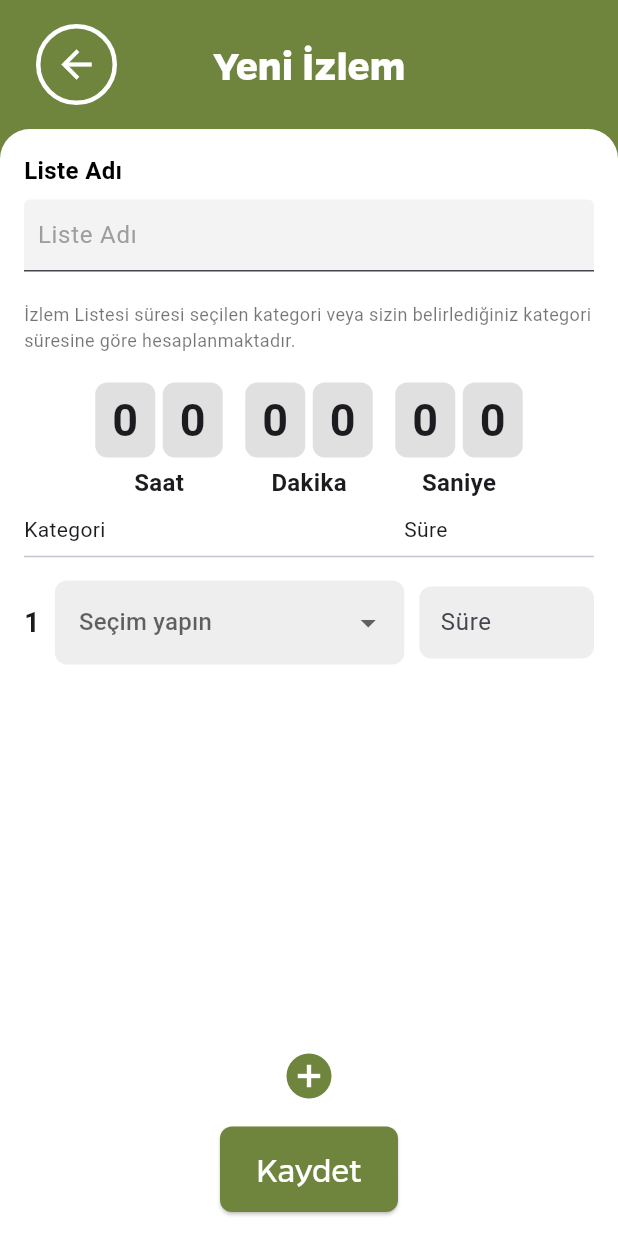
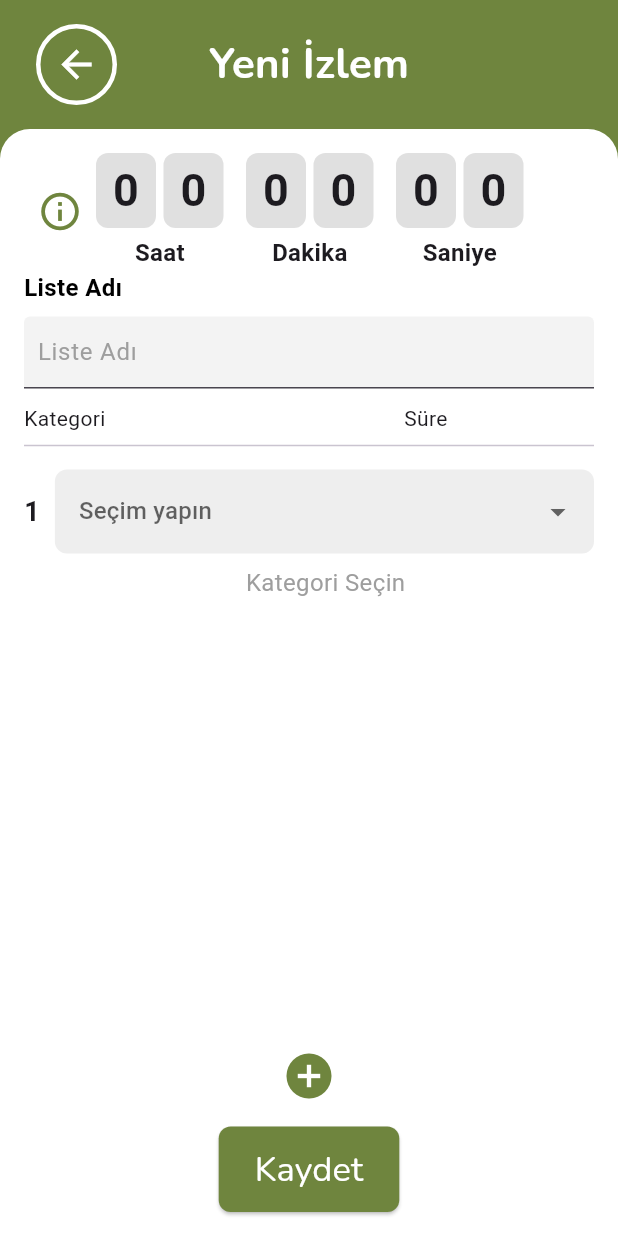
Before and after one commit to alpanet/kidsApp, a Flutter app: the WatchNewPage screen opened by its route, on a phone screen of 412 x 824 dp. Run offline on Flutter 3.47's test engine with Material 3 defaults, Android fonts, the phone set to English and light mode, and no system bars; our stand-ins replace auto_route, circular_countdown_timer, flutter_riverpod, flutter_screenutil, google_fonts, image_picker and 4 more; accounts and stored records are empty; network calls fail; project files that could hold a hidden picture were left out.

Commit message:
bugfix and watch list logic changed.

```diff
--- a/lib/theme.dart
+++ b/lib/theme.dart
@@ -1,21 +1,19 @@
 import 'package:flutter/material.dart';
+import 'package:google_fonts/google_fonts.dart';
 
 class AppTheme {
   static ThemeData get theme {
     return ThemeData(
       primarySwatch: Colors.blue,
-      textTheme: const TextTheme(
-        // No need for 'const' here
-        headlineLarge: TextStyle(
+      textTheme: TextTheme(
+        headlineLarge: GoogleFonts.nunito(
           fontSize: 36,
           fontWeight: FontWeight.bold,
           color: Colors.white,
-          fontFamily: 'Gentona',
         ),
-        bodyLarge: TextStyle(
+        bodyLarge: GoogleFonts.nunito(
           fontSize: 18,
           color: Colors.white,
-          fontFamily: 'Gentona',
         ),
       ),
     );
@@ -37,72 +35,74 @@ class AppTheme {
   static const Color primaryTextColor = Color.fromARGB(255, 255, 255, 255);
   static const Color secondTextColor = Color.fromARGB(255, 0, 0, 0);
 
-  static TextStyle get onboardingTitle => const TextStyle(
+  static TextStyle get onboardingTitle => GoogleFonts.nunito(
         fontSize: 36,
         fontWeight: FontWeight.bold,
         color: primaryTextColor,
-        fontFamily: 'Gentona',
       );
 
-  static TextStyle get onboardingSubTitle => const TextStyle(
+  static TextStyle get onboardingSubTitle => GoogleFonts.nunito(
         fontSize: 18,
         color: primaryTextColor,
-        fontFamily: 'Gentona',
       );
 
-  static TextStyle get primaryButtonText => const TextStyle(
+  static TextStyle get primaryButtonText => GoogleFonts.nunito(
         fontSize: 23,
         color: primaryTextColor,
         fontWeight: FontWeight.normal,
-        fontFamily: 'Gentona',
       );
 
-  static TextStyle get secondaryButtonText => const TextStyle(
+  static TextStyle get secondaryButtonText => GoogleFonts.nunito(
         fontSize: 23,
         color: secondTextColor,
         fontWeight: FontWeight.normal,
-        fontFamily: 'Gentona',
       );
 
-  static TextStyle get generalTitle => const TextStyle(
+  static TextStyle get generalTitle => GoogleFonts.nunito(
         fontSize: 28,
         fontWeight: FontWeight.bold,
         color: secondTextColor,
-        fontFamily: 'Gentona',
       );
 
-  static TextStyle get generalMenuTitle => const TextStyle(
+  static TextStyle get generalMenuTitle => GoogleFonts.nunito(
         fontSize: 28,
         fontWeight: FontWeight.bold,
         color: primaryTextColor,
-        fontFamily: 'Gentona',
       );
 
-  static TextStyle get mainpageTitle => const TextStyle(
+  static TextStyle get mainpageTitle => GoogleFonts.nunito(
         fontSize: 20,
         fontWeight: FontWeight.normal,
         color: secondTextColor,
-        fontFamily: 'Gentona',
       );
 
-  static TextStyle get mainpageSubTitle => const TextStyle(
+  static TextStyle get mainpageSubTitle => GoogleFonts.nunito(
         fontSize: 12,
         fontWeight: FontWeight.normal,
         color: secondTextColor,
-        fontFamily: 'Gentona',
       );
 
-  static TextStyle get mainpageCategoryTitle => const TextStyle(
+  static TextStyle get mainpageCategoryTitle => GoogleFonts.nunito(
         fontSize: 20,
         fontWeight: FontWeight.bold,
         color: secondTextColor,
-        fontFamily: 'Gentona',
       );
 
-  static TextStyle get settingsTitle => const TextStyle(
+  static TextStyle get settingsTitle => GoogleFonts.nunito(
         fontSize: 24,
         fontWeight: FontWeight.w500,
         color: secondTextColor,
-        fontFamily: 'Gentona',
+      );
+
+  static TextStyle get snackBarContent => GoogleFonts.nunito(
+        fontSize: 15,
+        fontWeight: FontWeight.w700,
+        color: const Color.fromARGB(255, 255, 255, 255),
+      );
+
+  static TextStyle get watchPageCardTitle => GoogleFonts.nunito(
+        fontSize: 14,
+        fontWeight: FontWeight.bold,
+        color: secondTextColor,
       );
 }
--- a/lib/ui/components/movie_card_component.dart
+++ b/lib/ui/components/movie_card_component.dart
@@ -61,7 +61,7 @@ class MovieCard extends StatelessWidget {
                           width: double.infinity,
                           height: 180,
                           color: const Color.fromARGB(255, 255, 255, 255),
-                          child: Icon(Icons.error, color: Colors.red),
+                          child: const Icon(Icons.error, color: Colors.red),
                         );
                       },
                     ),
@@ -136,7 +136,7 @@ class MovieCardList extends StatelessWidget {
             final movie = movies[index];
 
             return Padding(
-              padding: const EdgeInsets.symmetric(horizontal: 8.0),
+              padding: const EdgeInsets.symmetric(horizontal: 0.1),
               child: SizedBox(
                 width: MediaQuery.of(context).size.width * 0.9,
                 child: MovieCard(
--- a/lib/ui/screens/category/category_new_category_page.dart
+++ b/lib/ui/screens/category/category_new_category_page.dart
@@ -159,7 +159,7 @@ class _CategoryNewCategoryPageState extends State<CategoryNewCategoryPage> {
                                 controller: _controllers[index],
                                 initialLeadingIcon: Icons.visibility,
                                 alternateLeadingIcon: Icons.visibility_off,
-                                trailingIcon: Icons.swap_vert,
+                                trailingIcon: Icons.vertical_align_bottom,
                                 onTrailingIconPressed: () {
                                   _moveInput(index);
                                 },
--- a/lib/ui/screens/watchList/watch_new_page.dart
+++ b/lib/ui/screens/watchList/watch_new_page.dart
@@ -15,6 +15,69 @@ class WatchNewPage extends StatefulWidget {
 class _WatchNewPageState extends State<WatchNewPage> {
   final TextEditingController _listeAdiController = TextEditingController();
   final List<TextEditingController> _controllers = [TextEditingController()];
+  final List<String?> _selectedVideoIds = [null];
+  final List<Map<String, dynamic>> _components = [
+    {
+      "videoId": "Kategori 1",
+      "videoStatus": true,
+      "imageUrl": "https://img.youtube.com/vi/Va7gnpMnaQ8/maxresdefault.jpg",
+      "text": "Video 1",
+    },
+    {
+      "videoId": "Kategori 1",
+      "videoStatus": true,
+      "imageUrl": "https://img.youtube.com/vi/Va7gnpMnaQ8/maxresdefault.jpg",
+      "text": "Video 2",
+    },
+    {
+      "videoId": "Kategori 1",
+      "videoStatus": true,
+      "imageUrl": "https://img.youtube.com/vi/Va7gnpMnaQ8/maxresdefault.jpg",
+      "text": "Video 3",
+    },
+    {
+      "videoId": "Kategori 1",
+      "videoStatus": true,
+      "imageUrl": "https://img.youtube.com/vi/Va7gnpMnaQ8/maxresdefault.jpg",
+      "text": "Video 4",
+    },
+    {
+      "videoId": "Kategori 1",
+      "videoStatus": true,
+      "imageUrl": "https://img.youtube.com/vi/Va7gnpMnaQ8/maxresdefault.jpg",
+      "text": "Video 5",
+    },
+    {
+      "videoId": "Kategori 2",
+      "videoStatus": true,
+      "imageUrl": "https://img.youtube.com/vi/Va7gnpMnaQ8/maxresdefault.jpg",
+      "text": "Video 1",
+    },
+    {
+      "videoId": "Kategori 2",
+      "videoStatus": true,
+      "imageUrl": "https://img.youtube.com/vi/Va7gnpMnaQ8/maxresdefault.jpg",
+      "text": "Video 2",
+    },
+    {
+      "videoId": "Kategori 3",
+      "videoStatus": true,
+      "imageUrl": "https://img.youtube.com/vi/Va7gnpMnaQ8/maxresdefault.jpg",
+      "text": "Video 1",
+    },
+    {
+      "videoId": "Kategori 3",
+      "videoStatus": true,
+      "imageUrl": "https://img.youtube.com/vi/Va7gnpMnaQ8/maxresdefault.jpg",
+      "text": "Video 2",
+    },
+    {
+      "videoId": "Kategori 3",
+      "videoStatus": true,
+      "imageUrl": "https://img.youtube.com/vi/Va7gnpMnaQ8/maxresdefault.jpg",
+      "text": "Video 3",
+    },
+  ];
 
   @override
   void dispose() {
@@ -28,6 +91,7 @@ class _WatchNewPageState extends State<WatchNewPage> {
   void _addRow() {
     setState(() {
       _controllers.add(TextEditingController());
+      _selectedVideoIds.add(null);
     });
   }
 
@@ -84,60 +148,81 @@ class _WatchNewPageState extends State<WatchNewPage> {
     );
   }
 
-  Widget _buildCategoryRow(int index) {
-    return Padding(
-      padding: const EdgeInsets.symmetric(vertical: 8.0),
-      child: Row(
+  Widget _buildGroupedRows(String? selectedVideoId) {
+    final filteredComponents = _components
+        .where((component) => component['videoId'] == selectedVideoId)
+        .toList();
+
+    if (filteredComponents.isEmpty) {
+      return const Center(
+        child: Text(
+          'Kategori Seçin',
+          style: TextStyle(fontSize: 16, color: Colors.grey),
+        ),
+      );
+    }
+
+    return SizedBox(
+      width: double.infinity,
+      child: Wrap(
+        spacing: 8.0,
+        runSpacing: 8.0,
+        alignment: WrapAlignment.start,
+        children: List.generate(filteredComponents.length, (index) {
+          final component = filteredComponents[index];
+
+          bool videoStatus = component["videoStatus"] ?? true;
+          String imageUrl = component["imageUrl"] ?? '';
+          String text = component["text"] ?? '';
+
+          return GestureDetector(
+            onTap: () {
+              setState(() {
+                component["videoStatus"] = !videoStatus;
+              });
+            },
+            child: SizedBox(
+              width: (MediaQuery.of(context).size.width - 32) / 6,
+              child: Column(
+                crossAxisAlignment: CrossAxisAlignment.center,
                 children: [
-          Expanded(
-            flex: 2,
-            child: DropdownButtonFormField<String>(
-              decoration: InputDecoration(
-                filled: true,
-                fillColor: Colors.grey[200],
-                contentPadding:
-                    const EdgeInsets.symmetric(horizontal: 10, vertical: 12),
-                border: OutlineInputBorder(
+                  Stack(
+                    alignment: Alignment.center,
+                    children: [
+                      AnimatedOpacity(
+                        opacity: videoStatus ? 1.0 : 0.5,
+                        duration: const Duration(milliseconds: 300),
+                        child: Container(
+                          width: 75,
+                          height: 75,
+                          decoration: BoxDecoration(
+                            image: DecorationImage(
+                              image: NetworkImage(imageUrl),
+                              fit: BoxFit.cover,
+                            ),
                             borderRadius: BorderRadius.circular(8),
-                  borderSide: BorderSide.none,
                           ),
                         ),
-              hint: const Text('Seçim yapın'),
-              items: const [
-                DropdownMenuItem(
-                  value: 'Kategori 1',
-                  child: Text('Kategori 1'),
                       ),
-                DropdownMenuItem(
-                  value: 'Kategori 2',
-                  child: Text('Kategori 2'),
+                      Icon(
+                        videoStatus ? Icons.visibility : Icons.visibility_off,
+                        color: AppTheme.primaryTextColor,
+                        size: 30,
                       ),
                     ],
-              onChanged: (value) {
-                // Handle dropdown value change
-              },
+                  ),
+                  const SizedBox(height: 5),
+                  Text(
+                    text,
+                    style: AppTheme.watchPageCardTitle,
+                    overflow: TextOverflow.ellipsis,
+                    maxLines: 1,
+                  )
+                ],
               ),
             ),
-          const SizedBox(width: 10),
-          Expanded(
-            flex: 1,
-            child: TextFormField(
-              controller: _controllers[index],
-              decoration: InputDecoration(
-                hintText: 'Süre',
-                filled: true,
-                fillColor: Colors.grey[200],
-                contentPadding:
-                    const EdgeInsets.symmetric(horizontal: 10, vertical: 12),
-                border: OutlineInputBorder(
-                  borderRadius: BorderRadius.circular(8),
-                  borderSide: BorderSide.none,
-                ),
-              ),
-              keyboardType: TextInputType.number,
-            ),
-          ),
-        ],
+          );
+        }),
       ),
     );
   }
@@ -163,14 +248,14 @@ class _WatchNewPageState extends State<WatchNewPage> {
                         color: Colors.transparent,
                         shape: BoxShape.circle,
                         border: Border.all(
-                          color: Colors.white,
+                          color: AppTheme.primaryTextColor,
                           width: 3,
                         ),
                       ),
                       child: IconButton(
                         icon: const Icon(
                           Icons.arrow_back_sharp,
-                          color: Colors.white,
+                          color: AppTheme.primaryTextColor,
                           size: 30,
                         ),
                         onPressed: () {
@@ -188,7 +273,7 @@ class _WatchNewPageState extends State<WatchNewPage> {
                 width: double.infinity,
                 padding: const EdgeInsets.all(16.0),
                 decoration: const BoxDecoration(
-                  color: Colors.white,
+                  color: AppTheme.primaryTextColor,
                   borderRadius: BorderRadius.only(
                       topLeft: Radius.circular(20),
                       topRight: Radius.circular(20)),
@@ -196,20 +281,79 @@ class _WatchNewPageState extends State<WatchNewPage> {
                 child: Column(
                   crossAxisAlignment: CrossAxisAlignment.start,
                   children: [
+                    Row(
+                      children: [
+                        Center(
+                          child: Tooltip(
+                            message: '',
+                            padding: const EdgeInsets.all(12),
+                            textStyle: const TextStyle(
+                              color: AppTheme.primaryTextColor,
+                              fontWeight: FontWeight.bold,
+                            ),
+                            decoration: BoxDecoration(
+                              color: AppTheme.secondBackgoundColor,
+                              borderRadius: BorderRadius.circular(8),
+                            ),
+                            preferBelow: false,
+                            child: IconButton(
+                              icon: const Icon(
+                                Icons.info_outline,
+                                color: AppTheme.secondBackgoundColor,
+                                size: 30,
+                              ),
+                              onPressed: () {
+                                final snackBar = SnackBar(
+                                  content: Row(
+                                    children: [
+                                      const Icon(
+                                        Icons.info_outline,
+                                        color: AppTheme.primaryTextColor,
+                                        size: 32,
+                                      ),
+                                      const SizedBox(width: 12),
+                                      Expanded(
+                                        child: Text(
+                                          'İzlem Listesi süresi seçilen kategori veya sizin belirlediğiniz '
+                                          'kategori süresine göre hesaplanmaktadır.',
+                                          style: AppTheme.snackBarContent,
+                                        ),
+                                      ),
+                                    ],
+                                  ),
+                                  backgroundColor:
+                                      AppTheme.secondBackgoundColor,
+                                  behavior: SnackBarBehavior.floating,
+                                  margin: const EdgeInsets.all(16),
+                                  shape: RoundedRectangleBorder(
+                                    borderRadius: BorderRadius.circular(12),
+                                  ),
+                                  duration: const Duration(seconds: 3),
+                                  action: SnackBarAction(
+                                    label: 'Kapat',
+                                    textColor: AppTheme.primaryTextColor,
+                                    onPressed: () {
+                                      ScaffoldMessenger.of(context)
+                                          .hideCurrentSnackBar();
+                                    },
+                                  ),
+                                );
+
+                                ScaffoldMessenger.of(context)
+                                    .showSnackBar(snackBar);
+                              },
+                            ),
+                          ),
+                        ),
+                        _buildTotalDuration(),
+                      ],
+                    ),
                     TextInputComponent(
                       label: 'Liste Adı',
                       placeholder: 'Liste Adı',
                       controller: _listeAdiController,
                       isMultiline: false,
                     ),
-                    const SizedBox(height: 20),
-                    const Text(
-                      'İzlem Listesi süresi seçilen kategori veya sizin belirlediğiniz '
-                      'kategori süresine göre hesaplanmaktadır.',
-                      style: TextStyle(fontSize: 12, color: Colors.black54),
-                    ),
-                    const SizedBox(height: 20),
-                    _buildTotalDuration(),
                     const SizedBox(height: 10),
                     const Row(
                       children: [
@@ -224,7 +368,9 @@ class _WatchNewPageState extends State<WatchNewPage> {
                         itemBuilder: (context, index) {
                           return Padding(
                             padding: const EdgeInsets.symmetric(vertical: 8.0),
-                            child: Row(
+                            child: Column(
+                              children: [
+                                Row(
                                   children: [
                                     Text(
                                       '${index + 1}',
@@ -240,11 +386,13 @@ class _WatchNewPageState extends State<WatchNewPage> {
                                           filled: true,
                                           fillColor: Colors.grey[200],
                                           border: OutlineInputBorder(
-                                        borderRadius: BorderRadius.circular(8),
+                                            borderRadius:
+                                                BorderRadius.circular(8),
                                             borderSide: BorderSide.none,
                                           ),
                                         ),
-                                    value: null,
+                                        value: _selectedVideoIds[
+                                            index],
                                         items: [
                                           'Kategori 1',
                                           'Kategori 2',
@@ -256,30 +404,20 @@ class _WatchNewPageState extends State<WatchNewPage> {
                                                 ))
                                             .toList(),
                                         onChanged: (value) {
-                                      print("Selected Category: $value");
+                                          setState(() {
+                                            _selectedVideoIds[index] =
+                                                value;
+                                          });
                                         },
                                         hint: const Text('Seçim yapın'),
                                       ),
                                     ),
-                                const SizedBox(width: 10),
-                                Expanded(
-                                  flex: 1,
-                                  child: TextFormField(
-                                    controller: _controllers[index],
-                                    decoration: InputDecoration(
-                                      hintText: 'Süre',
-                                      filled: true,
-                                      fillColor: Colors.grey[200],
-                                      contentPadding:
-                                          const EdgeInsets.symmetric(
-                                              horizontal: 10, vertical: 12),
-                                      border: OutlineInputBorder(
-                                        borderRadius: BorderRadius.circular(8),
-                                        borderSide: BorderSide.none,
+                                  ],
                                 ),
-                                    ),
-                                    keyboardType: TextInputType.number,
-                                  ),
+                                Padding(
+                                  padding: const EdgeInsets.only(top: 8.0, left: 22.0),
+                                  child: _buildGroupedRows(_selectedVideoIds[
+                                      index]),
                                 ),
                               ],
                             ),
@@ -307,6 +445,7 @@ class _WatchNewPageState extends State<WatchNewPage> {
                               for (var controller in _controllers) {
                                 print("Süre: ${controller.text}");
                               }
+                              print("Kategori Listesi: ${_components}");
                             })),
                   ],
                 ),
--- a/pubspec.yaml
+++ b/pubspec.yaml
@@ -44,6 +44,7 @@ dependencies:
   video_player: ^2.5.0
   youtube_player_flutter: ^9.1.1
   shared_preferences: ^2.0.15
+  google_fonts: ^4.0.3
 
 
 dev_dependencies:
```
Also changed, not shown: lib/ui/screens/main/main_page.dart (+18 -13 lines), lib/ui/screens/settings/settings.dart (+6 -6 lines), pubspec.lock, 1 other file. Lines whose indentation alone changed are shown as unchanged.
